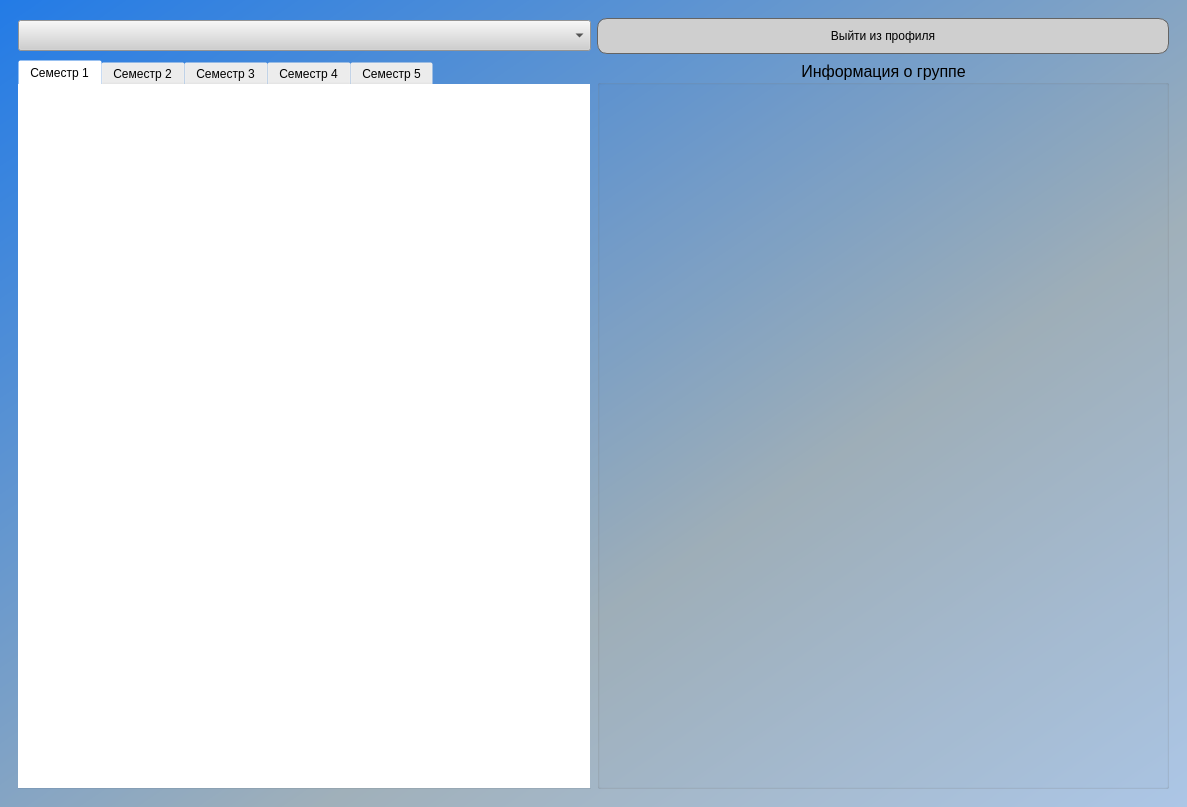
Above: interface/interface.ui from Terrasd/curators_app before the change. Below: the same form after it.
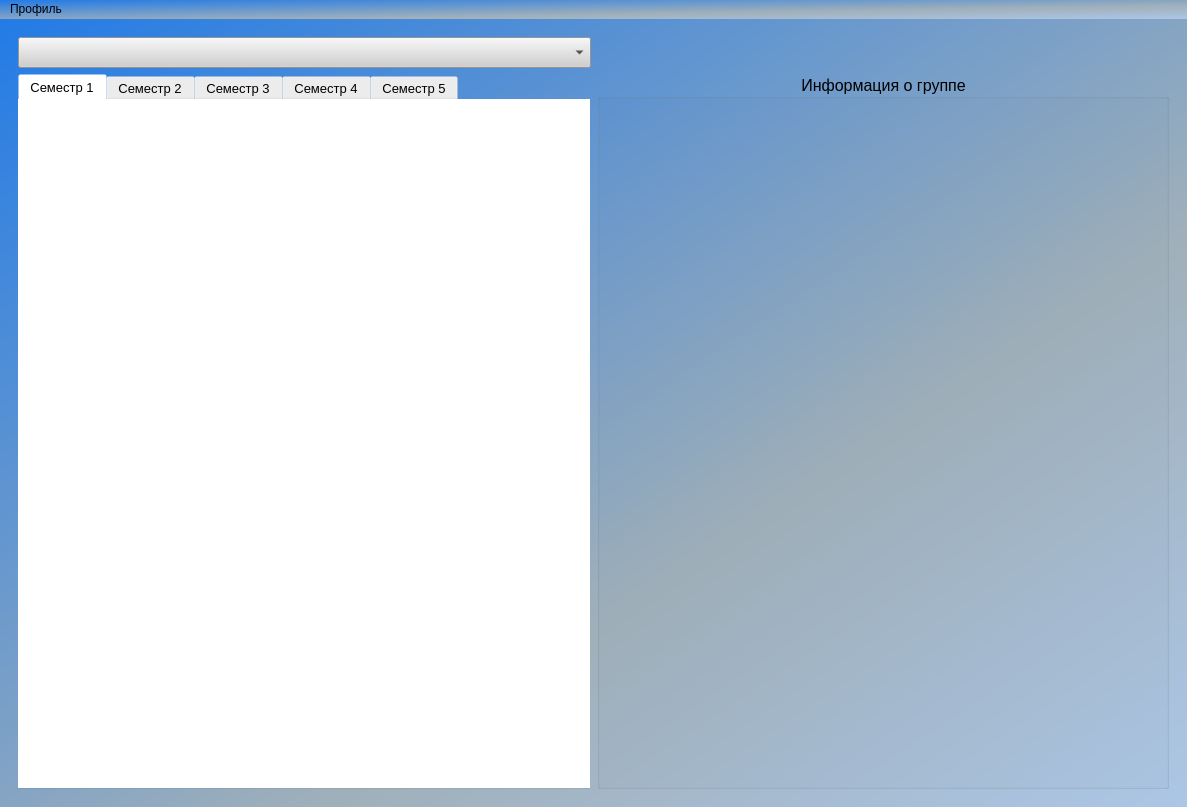
That is the form after the change. The open tabs and pages were chosen to show the change. Icons and pictures are not drawn.

Commit message: Added a menu bar and a color change from semester

The edit to the form file:
```diff
--- a/interface/interface.ui
+++ b/interface/interface.ui
@@ -384,6 +384,11 @@
         </item>
         <item row="2" column="0">
          <widget class="QTabWidget" name="group_tables_semesters">
+          <property name="font">
+           <font>
+            <pointsize>10</pointsize>
+           </font>
+          </property>
           <property name="focusPolicy">
            <enum>Qt::NoFocus</enum>
           </property>
@@ -396,7 +401,13 @@
            </attribute>
            <layout class="QGridLayout" name="gridLayout_3">
             <item row="0" column="0">
-             <widget class="QTableView" name="group_table_view_1"/>
+             <widget class="QTableView" name="group_table_view_1">
+              <property name="font">
+               <font>
+                <family>MS Shell Dlg 2</family>
+               </font>
+              </property>
+             </widget>
             </item>
            </layout>
           </widget>
@@ -442,34 +453,6 @@
           </widget>
          </widget>
         </item>
-        <item row="1" column="1">
-         <widget class="QPushButton" name="btn_logout">
-          <property name="focusPolicy">
-           <enum>Qt::NoFocus</enum>
-          </property>
-          <property name="styleSheet">
-           <string notr="true">QPushButton {
-	background-color: rgb(207, 207, 207);
-	color: rgb(0, 0, 0);
-	border: 1px solid rgb(100, 100, 100);
-	border-radius: 10px;
-	font-size: 12px;
-	padding: 10px 20px;
-}
-
-QPushButton:hover {
-	background-color: rgb(180, 180, 180);
-}
-
-QPushButton:pressed {
-	background-color: rgb(167, 167, 167);
-}</string>
-          </property>
-          <property name="text">
-           <string>Выйти из профиля</string>
-          </property>
-         </widget>
-        </item>
         <item row="1" column="0">
          <widget class="QComboBox" name="choice_group">
           <property name="font">
@@ -497,6 +480,28 @@
     </item>
    </layout>
   </widget>
+  <widget class="QMenuBar" name="menuBar">
+   <property name="geometry">
+    <rect>
+     <x>0</x>
+     <y>0</y>
+     <width>1187</width>
+     <height>21</height>
+    </rect>
+   </property>
+   <widget class="QMenu" name="profile">
+    <property name="title">
+     <string>Профиль</string>
+    </property>
+    <addaction name="btn_quit_profile"/>
+   </widget>
+   <addaction name="profile"/>
+  </widget>
+  <action name="btn_quit_profile">
+   <property name="text">
+    <string>Выйти из профиля</string>
+   </property>
+  </action>
  </widget>
  <resources>
   <include location="res.qrc"/>
```
Left out of the diff: 34 changed lines with no effect on the pictures. The commit also changes 8 other files.
